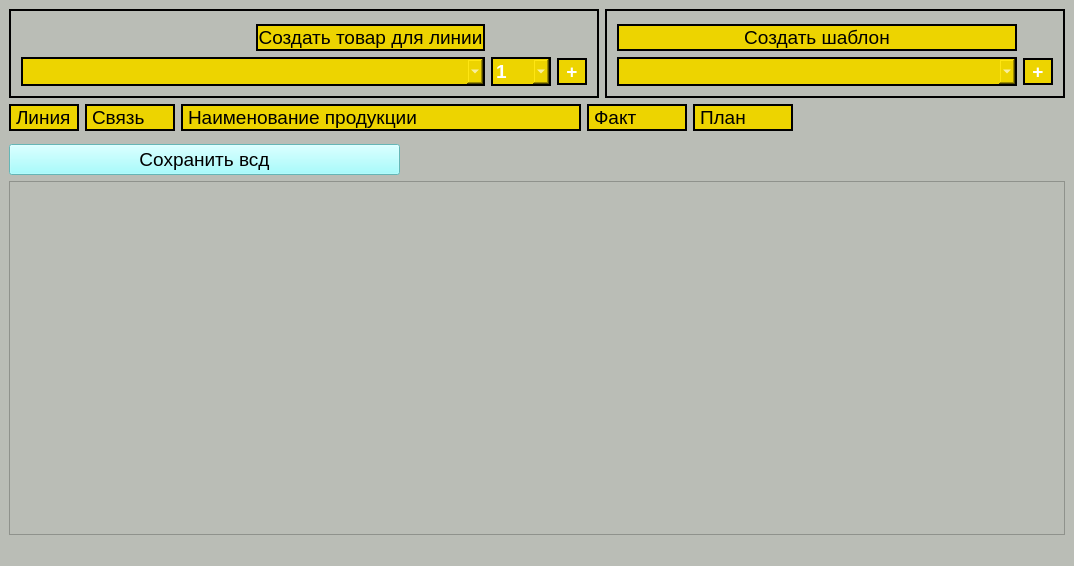
Above: mainwindow.ui from avovana/master_labeling before the change. Below: the same form after it.
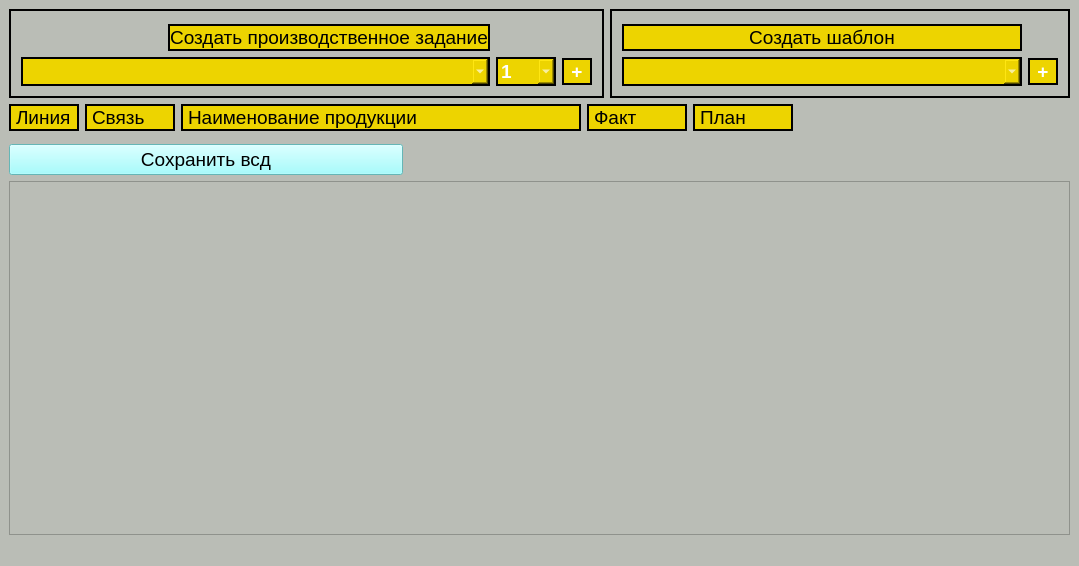
That is the form after the change.

What changed in the file:
```diff
--- a/mainwindow.ui
+++ b/mainwindow.ui
@@ -6,7 +6,7 @@
    <rect>
     <x>0</x>
     <y>0</y>
-    <width>1074</width>
+    <width>1079</width>
     <height>566</height>
    </rect>
   </property>
@@ -556,7 +556,7 @@
             <enum>QFrame::WinPanel</enum>
            </property>
            <property name="text">
-            <string>Создать товар для линии</string>
+            <string>Создать производственное задание</string>
            </property>
            <property name="scaledContents">
             <bool>false</bool>
```
Left out of the diff: 2 changed lines with no effect on the pictures.
